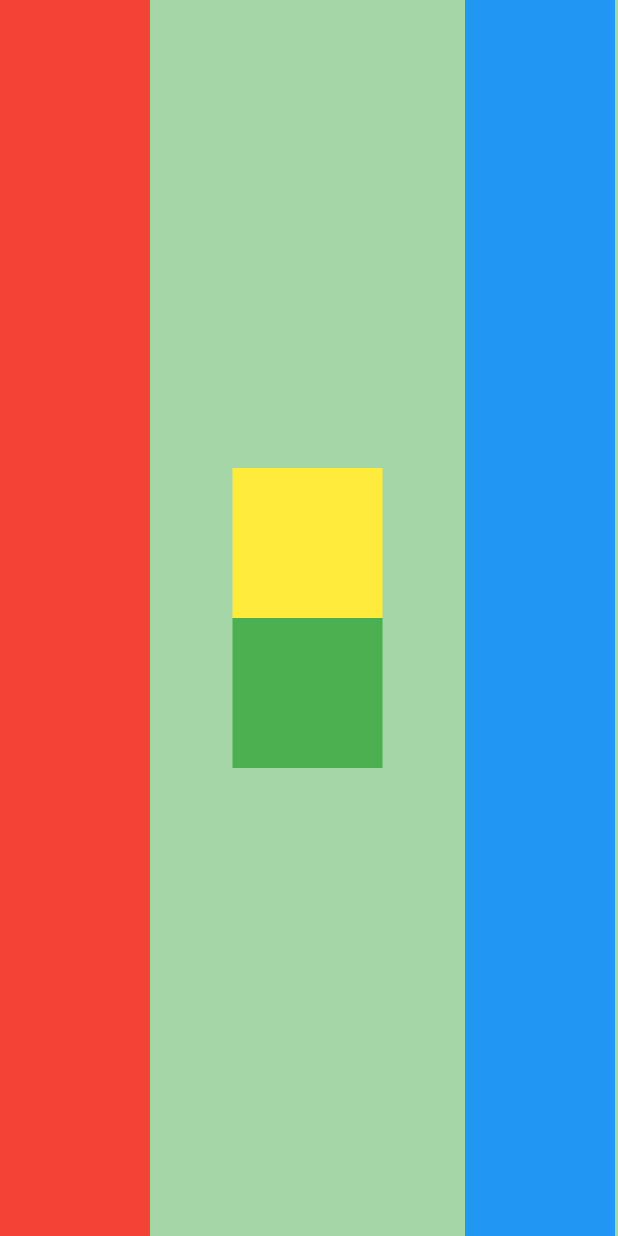
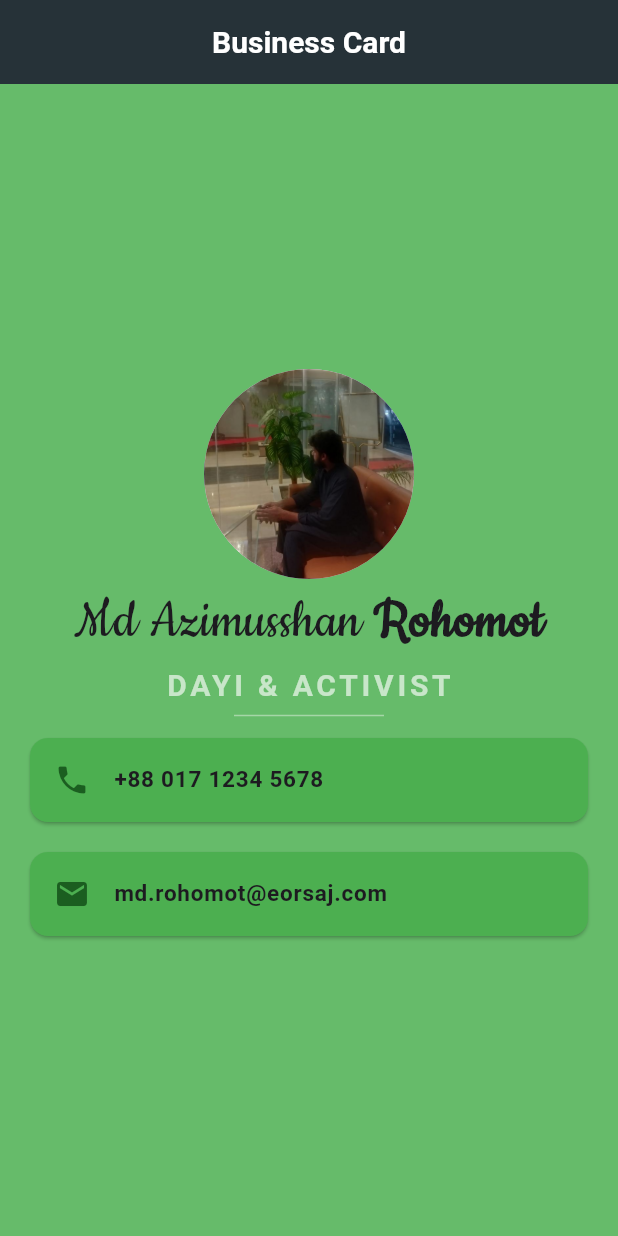
Before and after one commit to Fardeenhimself/flutter_pp_1, a Flutter app: the screen it shows after launch, on a phone screen of 412 x 824 dp. Run offline on Flutter 3.47's test engine with Material 3 defaults, Android fonts, the phone set to English and light mode, and no system bars; Roboto replaces fonts that are missing (SFPR).

Commit message:
Flutter Business Card

```diff
--- a/lib/main.dart
+++ b/lib/main.dart
@@ -11,25 +11,86 @@ class MyApp extends StatelessWidget {
   Widget build(BuildContext context) {
     return MaterialApp(
       home: Scaffold(
-        backgroundColor: Colors.green[200],
+        appBar: AppBar(
+          title: Text('Business Card'),
+          titleTextStyle: TextStyle(
+            fontSize: 20.0,
+            fontWeight: FontWeight.bold,
+          ),
+          centerTitle: true,
+          backgroundColor: Colors.blueGrey[900],
+        ),
+        backgroundColor: Colors.green[400],
         body: SafeArea(
-          child: Row(
-            crossAxisAlignment: CrossAxisAlignment.stretch,
-            children: <Widget>[
-              Container(color: Colors.red, width: 100.0),
-              Column(
-                mainAxisAlignment: MainAxisAlignment.center,
-                children: <Widget>[
-                  Container(
-                    color: Colors.yellow,
-                    height: 100.0,
-                    width: 100.0,
-                    margin: EdgeInsets.symmetric(horizontal: 55.0),
+          child: Column(
+            mainAxisAlignment: MainAxisAlignment.center,
+            children: [
+              CircleAvatar(
+                backgroundImage: AssetImage('assets/bhai.png'),
+                radius: 70.0,
+              ),
+              Text.rich(
+                TextSpan(
+                  text: 'Md Azimusshan ',
+                  style: TextStyle(fontSize: 40.0, fontFamily: 'Cookie'),
+                  children: <TextSpan>[
+                    TextSpan(
+                      text: 'Rohomot',
+                      style: TextStyle(
+                        fontWeight: FontWeight.bold,
+                        fontFamily: 'Cookie',
+                        fontSize: 40.0,
+                      ),
+                    ),
+                  ],
+                ),
+              ),
+              Text(
+                'DAYI & ACTIVIST',
+                style: TextStyle(
+                  fontFamily: 'SFPR',
+                  fontSize: 20.0,
+                  color: Colors.green.shade100,
+                  letterSpacing: 2.5,
+                  fontWeight: FontWeight.bold,
+                ),
+              ),
+              SizedBox(
+                height: 10.0,
+                width: 100.0,
+                child: Divider(color: Colors.green.shade200),
+              ),
+              Card(
+                color: Colors.green[500],
+                margin: EdgeInsets.symmetric(vertical: 10.0, horizontal: 20.0),
+                child: ListTile(
+                  leading: Icon(Icons.phone, color: Colors.green.shade900),
+                  title: Text(
+                    '+88 017 1234 5678',
+                    style: TextStyle(
+                      fontFamily: 'SFPR',
+                      fontSize: 15.0,
+                      fontWeight: FontWeight.bold,
+                    ),
                   ),
-                  Container(color: Colors.green, height: 100.0, width: 100.0),
-                ],
+                  //trailing: Icon(Icons.radio_button_checked),
+                ),
               ),
-              Container(color: Colors.blue, width: 100.0),
+              Card(
+                color: Colors.green[500],
+                margin: EdgeInsets.symmetric(vertical: 10.0, horizontal: 20.0),
+                child: ListTile(
+                  leading: Icon(Icons.email, color: Colors.green.shade900),
+                  title: Text(
+                    'md.rohomot@eorsaj.com',
+                    style: TextStyle(
+                      fontFamily: 'SFPR',
+                      fontSize: 15.0,
+                      fontWeight: FontWeight.bold,
+                    ),
+                  ),
+                ),
+              ),
             ],
           ),
         ),
```
Also changed, not shown: pubspec.yaml (+10 -9 lines), assets/bhai.png (added), fonts/Cookie-Regular.ttf (added), 1 other file.
